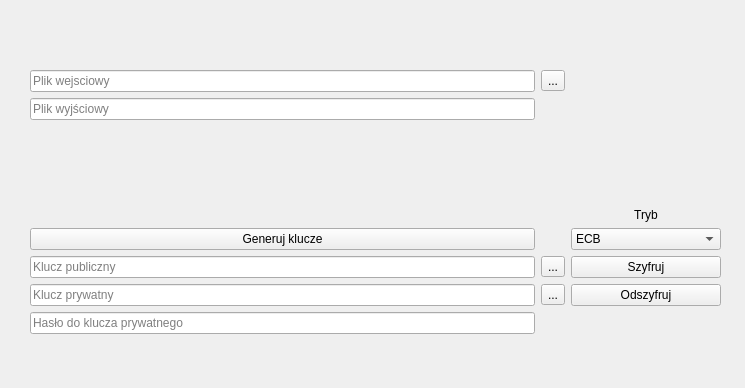
Above: interface.ui from pawel-glomski/AsymmetricEncryption before the change. Below: the same form after it.
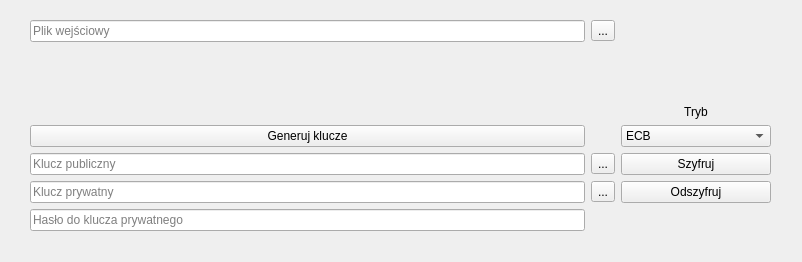
That is the form after the change.

Patch:
```diff
--- a/interface.ui
+++ b/interface.ui
@@ -6,8 +6,8 @@
    <rect>
     <x>0</x>
     <y>0</y>
-    <width>745</width>
-    <height>388</height>
+    <width>802</width>
+    <height>262</height>
    </rect>
   </property>
   <property name="windowTitle">
@@ -18,13 +18,13 @@
     <property name="geometry">
      <rect>
       <x>30</x>
-      <y>70</y>
-      <width>691</width>
-      <height>264</height>
+      <y>20</y>
+      <width>741</width>
+      <height>211</height>
      </rect>
     </property>
     <layout class="QGridLayout" name="gridLayout">
-     <item row="13" column="2">
+     <item row="12" column="2">
       <widget class="QLineEdit" name="password">
        <property name="text">
         <string/>
@@ -40,7 +40,7 @@
        </property>
       </widget>
      </item>
-     <item row="5" column="4">
+     <item row="4" column="4">
       <widget class="QLabel" name="label">
        <property name="text">
         <string>Tryb</string>
@@ -50,14 +50,14 @@
        </property>
       </widget>
      </item>
-     <item row="9" column="3">
+     <item row="8" column="3">
       <widget class="QToolButton" name="privateButton">
        <property name="text">
         <string>...</string>
        </property>
       </widget>
      </item>
-     <item row="9" column="2">
+     <item row="8" column="2">
       <widget class="QLineEdit" name="privatePath">
        <property name="placeholderText">
         <string>Klucz prywatny</string>
@@ -71,14 +71,14 @@
        </property>
       </widget>
      </item>
-     <item row="8" column="3">
+     <item row="7" column="3">
       <widget class="QToolButton" name="publicButton">
        <property name="text">
         <string>...</string>
        </property>
       </widget>
      </item>
-     <item row="8" column="4">
+     <item row="7" column="4">
       <widget class="QPushButton" name="encryptButton">
        <property name="minimumSize">
         <size>
@@ -91,7 +91,7 @@
        </property>
       </widget>
      </item>
-     <item row="8" column="2">
+     <item row="7" column="2">
       <widget class="QLineEdit" name="publicPath">
        <property name="placeholderText">
         <string>Klucz publiczny</string>
@@ -110,11 +110,18 @@
         <string/>
        </property>
        <property name="placeholderText">
-        <string>Plik wejsciowy</string>
+        <string>Plik wejściowy</string>
        </property>
       </widget>
      </item>
-     <item row="7" column="4">
+     <item row="6" column="2">
+      <widget class="QPushButton" name="genButton">
+       <property name="text">
+        <string>Generuj klucze</string>
+       </property>
+      </widget>
+     </item>
+     <item row="6" column="4">
       <widget class="QComboBox" name="encModeBox">
        <item>
         <property name="text">
@@ -168,7 +175,7 @@
        </item>
       </widget>
      </item>
-     <item row="9" column="4">
+     <item row="8" column="4">
       <widget class="QPushButton" name="decryptButton">
        <property name="minimumSize">
         <size>
@@ -182,19 +189,6 @@
       </widget>
      </item>
      <item row="4" column="2">
-      <widget class="QLineEdit" name="outputPath">
-       <property name="minimumSize">
-        <size>
-         <width>250</width>
-         <height>0</height>
-        </size>
-       </property>
-       <property name="placeholderText">
-        <string>Plik wyjściowy</string>
-       </property>
-      </widget>
-     </item>
-     <item row="5" column="2">
       <spacer name="verticalSpacer">
        <property name="orientation">
         <enum>Qt::Vertical</enum>
@@ -207,13 +201,6 @@
        </property>
       </spacer>
      </item>
-     <item row="7" column="2">
-      <widget class="QPushButton" name="genButton">
-       <property name="text">
-        <string>Generuj klucze</string>
-       </property>
-      </widget>
-     </item>
     </layout>
    </widget>
   </widget>
```
